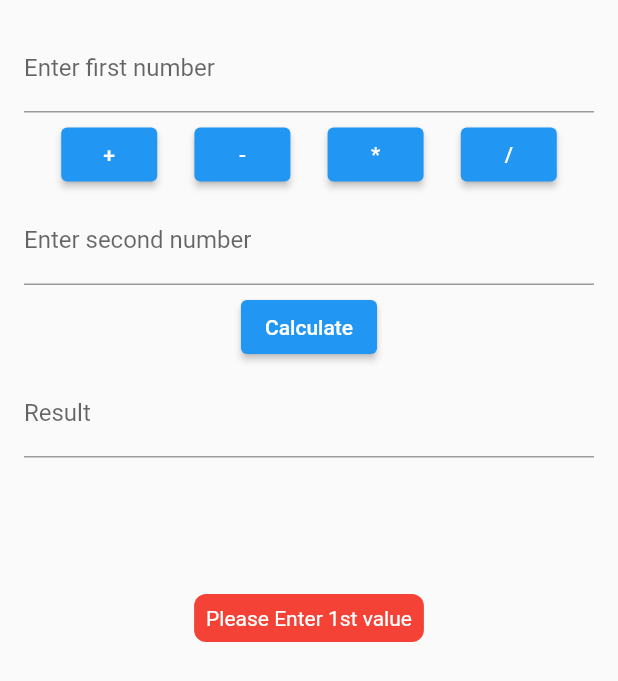
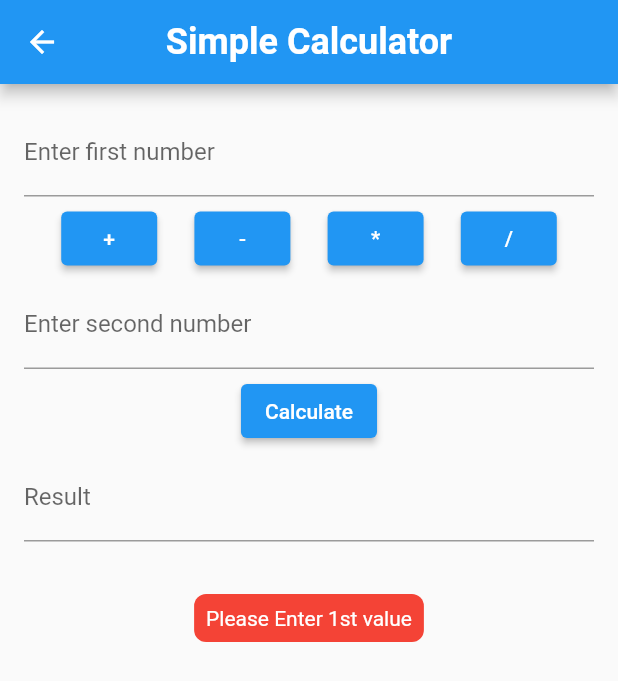
Before and after one commit to HafizAwaiskhan/The-Flutter-Way, a Flutter app: the CalculatorScreen screen opened directly, after a tap on "Calculate", on a phone screen of 412 x 824 dp. Shown: the top 681 px of the screen. Run offline on Flutter 3.47's test engine with Material 2 defaults, Android fonts, the phone set to English and light mode, and no system bars; our stand-ins replace flutter_styled_toast, google_fonts.

Commit message:
adding new things

```diff
--- a/lib/app_strings.dart
+++ b/lib/app_strings.dart
@@ -4,5 +4,18 @@ Map<String, String> appStrings = {
   'selectTipPercentage': 'Select tip percentage:',
   'tip':'Tip: PKR ',
   'total':'Total: PKR ',
-  'enterBillAmountHint': 'Bill Amount'
+  'enterBillAmountHint': 'Bill Amount',
+  'simpleCalculator': 'Simple Calculator',
+  'tipCalculator': 'Tip Calculator',
+  'listGridView':'List view / Grid view',
+  'enterFirstNumber':'Enter first number',
+  'enterSecondNumber':'Enter second number',
+  'calculate':'Calculate',
+  'result':'Result',
+  'generateList':'Generate List',
+  'enterListSize':'Enter list size',
+  'switchToListView':'Switch to List view',
+  'switchToGridView':'Switch to Grid view',
+  'itemDescription':'Here is our description for'
+
 };
--- a/lib/simple_calculator.dart
+++ b/lib/simple_calculator.dart
@@ -1,5 +1,9 @@
 import 'package:flutter/material.dart';
+import 'package:tip_calculator_flutter/app_strings.dart';
+import 'package:tip_calculator_flutter/tip_calculator_logic.dart';
 import 'package:tip_calculator_flutter/toast_helper.dart';
+
+import 'main.dart';
 
 class CalculatorScreen extends StatefulWidget {
   const CalculatorScreen({super.key});
@@ -16,7 +20,9 @@ class _CalculatorScreenState extends State<CalculatorScreen> {
 
   @override
   Widget build(BuildContext context) {
-    return Container(
+    return Scaffold(
+      appBar: CustomApp.buildAppBar("Simple Calculator"),
+        body: Container(
       child: Padding(
         padding: EdgeInsets.all(16.0),
         child: Column(
@@ -25,7 +31,7 @@ class _CalculatorScreenState extends State<CalculatorScreen> {
             TextField(
               controller: _num1Controller,
               keyboardType: TextInputType.number,
-              decoration: InputDecoration(labelText: 'Enter first number'),
+              decoration: InputDecoration(labelText: appStrings['enterFirstNumber']!),
             ),
             SizedBox(height: 4.0),
             Row(
@@ -41,22 +47,23 @@ class _CalculatorScreenState extends State<CalculatorScreen> {
             TextField(
               controller: _num2Controller,
               keyboardType: TextInputType.number,
-              decoration: InputDecoration(labelText: 'Enter second number'),
+              decoration: InputDecoration(labelText: appStrings['enterSecondNumber']!),
             ),
             SizedBox(height: 4.0),
             ElevatedButton(
               onPressed: _calculate,
-              child: Text('Calculate'),
+              child: Text(appStrings['calculate']!),
             ),
             SizedBox(height: 4.0),
             TextField(
               controller: _resultController,
               readOnly: true,
-              decoration: InputDecoration(labelText: 'Result'),
+              decoration: InputDecoration(labelText: appStrings['result']!),
             ),
           ],
         ),
       ),
+    ),
     );
   }
 
@@ -72,43 +79,16 @@ class _CalculatorScreenState extends State<CalculatorScreen> {
   }
 
   void _calculate() {
-    String num1Text = _num1Controller.text;
-    String num2Text = _num2Controller.text;
+    // Create an instance of SimpleCalculatorLogic
+    SimpleCalculatorLogic calculatorLogic = SimpleCalculatorLogic();
 
-    // Check for empty values
-    if (num1Text.isEmpty) {
-      ToastHelper.showToast(context, 'Please Enter 1st value');
-      return;
-    }
-    if (num2Text.isEmpty) {
-      ToastHelper.showToast(context, 'Please Enter 2nd value');
-      return;
-    }
-
-    double num1 = double.tryParse(num1Text) ?? 0.0;
-    double num2 = double.tryParse(num2Text) ?? 0.0;
-    double result;
-
-    if (_operator == '') {
-      ToastHelper.showToast(context, 'Please Select some operator!!');
-    } else {
-      switch (_operator) {
-        case "+":
-          result = num1 + num2;
-          break;
-        case "-":
-          result = num1 - num2;
-          break;
-        case "*":
-          result = num1 * num2;
-          break;
-        case "/":
-          result = num2 != 0 ? num1 / num2 : double.infinity;
-          break;
-        default:
-          result = 0.0;
-      }
-      _resultController.text = result.toString();
-    }
+    // Call the calculateSimpleLogic method
+    calculatorLogic.calculateSimpleLogic(
+      num1Controller: _num1Controller,
+      num2Controller: _num2Controller,
+      resultController: _resultController,
+      context: context,
+      operator: _operator,
+    );
   }
 }
--- a/lib/tip_calculator.dart
+++ b/lib/tip_calculator.dart
@@ -1,6 +1,7 @@
 import 'package:flutter/material.dart';
 import 'package:tip_calculator_flutter/text_styles.dart';
-import 'app_logic.dart';
+import 'main.dart';
+import 'tip_calculator_logic.dart';
 import 'app_strings.dart';
 
 class TipCalculatorBody extends StatelessWidget {
@@ -14,7 +15,9 @@ class TipCalculatorBody extends StatelessWidget {
 
   @override
   Widget build(BuildContext context) {
-    return Center(
+    return Scaffold(
+        appBar: CustomApp.buildAppBar("Tip Calculator"),
+    body: Center(
       child: Padding(
         padding: const EdgeInsets.all(16.0),
         child: Column(
@@ -82,6 +85,7 @@ class TipCalculatorBody extends StatelessWidget {
           ],
         ),
       ),
+      ),
     );
   }
 }
--- /dev/null
+++ b/lib/tip_calculator_logic.dart
@@ -0,0 +1,65 @@
+import 'package:flutter/cupertino.dart';
+import 'package:tip_calculator_flutter/toast_helper.dart';
+
+
+class TipCalculatorLogic {
+  double billAmount = 0.0;
+  double tipPercentage = 0.0;
+
+  double calculateTipAmount() {
+    return (billAmount * tipPercentage) / 100;
+  }
+
+  double calculateTotalAmount() {
+    return billAmount + calculateTipAmount();
+  }
+}
+
+class SimpleCalculatorLogic {
+  void calculateSimpleLogic({
+    required TextEditingController num1Controller,
+    required TextEditingController num2Controller,
+    required TextEditingController resultController,
+    required BuildContext context,
+    required String operator,
+  }) {
+    String num1Text = num1Controller.text;
+    String num2Text = num2Controller.text;
+
+    // Check for empty values
+    if (num1Text.isEmpty) {
+      ToastHelper.showToast(context, 'Please Enter 1st value');
+      return;
+    }
+    if (num2Text.isEmpty) {
+      ToastHelper.showToast(context, 'Please Enter 2nd value');
+      return;
+    }
+
+    double num1 = double.tryParse(num1Text) ?? 0.0;
+    double num2 = double.tryParse(num2Text) ?? 0.0;
+    double result;
+
+    if (operator == '') {
+      ToastHelper.showToast(context, 'Please Select some operator!!');
+    } else {
+      switch (operator) {
+        case "+":
+          result = num1 + num2;
+          break;
+        case "-":
+          result = num1 - num2;
+          break;
+        case "*":
+          result = num1 * num2;
+          break;
+        case "/":
+          result = num2 != 0 ? num1 / num2 : double.infinity;
+          break;
+        default:
+          result = 0.0;
+      }
+      resultController.text = result.toString();
+    }
+  }
+}
--- a/pubspec.yaml
+++ b/pubspec.yaml
@@ -47,7 +47,7 @@ dev_dependencies:
   # activated in the `analysis_options.yaml` file located at the root of your
   # package. See that file for information about deactivating specific lint
   # rules and activating additional ones.
-  flutter_lints: ^2.0.0
+  flutter_lints: ^3.0.1
 
 # For information on the generic Dart part of this file, see the
 # following page: https://dart.dev/tools/pub/pubspec
```
Also changed, not shown: lib/app_logic.dart (deleted, +0 -12 lines), lib/grocery_list_view.dart (+22 -15 lines), lib/main.dart (+72 -6 lines), lib/text_styles.dart (+12 -0 lines), pubspec.lock, 1 other file.
